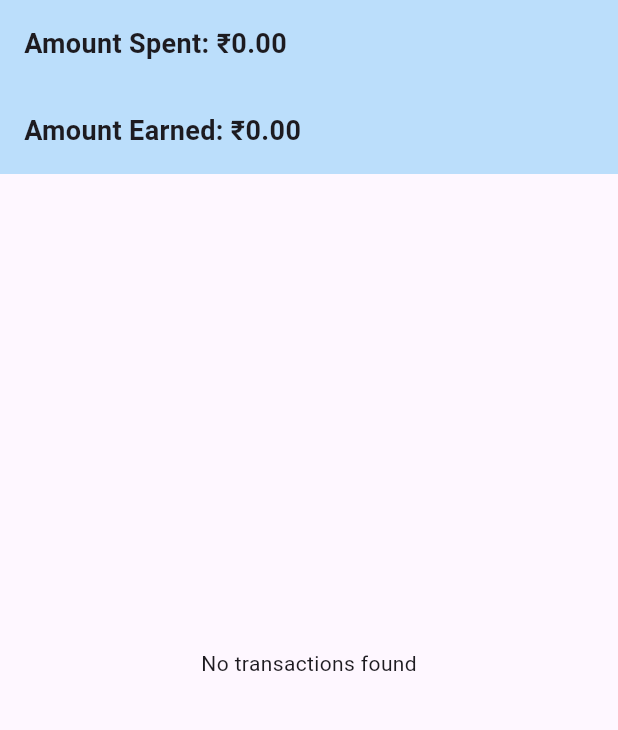
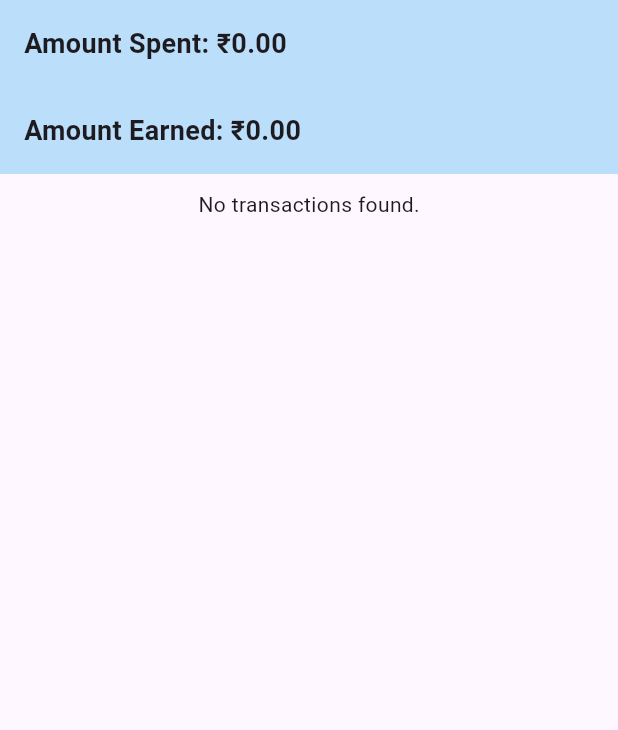
Before and after one commit to kumarutkarshuk/daily_wallet_log, a Flutter app: the screen it shows after launch, on a phone screen of 412 x 824 dp, the part 84-814 px from its top. Run offline on Flutter 3.47's test engine with Material 3 defaults, Android fonts, the phone set to English and light mode, and no system bars; our stand-ins replace flutter_local_notifications, hive, hive_flutter, permission_handler; missing offline and left inert: another_telephony, workmanager; accounts and stored records are empty.

Commit message:
feat: Refactor transaction calculations and update SMS reading logic

```diff
--- a/lib/screens/home/home.dart
+++ b/lib/screens/home/home.dart
@@ -17,10 +17,12 @@ class _Home extends State<Home> {
   void initState() {
     super.initState();
     Utility.readBankSMS();
-
   }
 
-  double _calcTotalAmount(List<TransactionModel> allTxns, TransactionType transactionType){
+  double _calcTotalAmount(
+    List<TransactionModel> allTxns,
+    TransactionType transactionType,
+  ) {
     return allTxns
         .where((t) => t.type == transactionType)
         .fold(0.0, (sum, t) => sum + t.amount);
@@ -28,10 +30,6 @@ class _Home extends State<Home> {
 
   @override
   Widget build(BuildContext context) {
-    final allTxns = box.values.toList();
-    double totalSpent = _calcTotalAmount(allTxns, TransactionType.debit);
-    double totalEarned = _calcTotalAmount(allTxns, TransactionType.credit);
-
     return Scaffold(
       appBar: AppBar(
         title: const Text("Daily Wallet Log"),
@@ -40,15 +38,18 @@ class _Home extends State<Home> {
             icon: const Icon(Icons.refresh),
             onPressed: () async {
               await Utility.readBankSMS();
-              setState(() {
-                totalSpent = _calcTotalAmount(allTxns, TransactionType.debit);
-                totalEarned = _calcTotalAmount(allTxns, TransactionType.credit);
-              });
             },
           ),
         ],
       ),
-      body: Column(
+      body: ValueListenableBuilder(
+        valueListenable: box.listenable(),
+        builder: (context, Box<TransactionModel> box, _) {
+          final txns = box.values.toList().reversed.toList();
+          double totalSpent = _calcTotalAmount(txns, TransactionType.debit);
+          double totalEarned = _calcTotalAmount(txns, TransactionType.credit);
+
+          return Column(
             children: [
               Container(
                 padding: const EdgeInsets.all(16),
@@ -56,28 +57,31 @@ class _Home extends State<Home> {
                 width: double.infinity,
                 child: Text(
                   "Amount Spent: ₹${totalSpent.toStringAsFixed(2)}",
-              style: const TextStyle(fontSize: 18, fontWeight: FontWeight.bold),
+                  style: const TextStyle(
+                    fontSize: 18,
+                    fontWeight: FontWeight.bold,
+                  ),
                 ),
               ),
               Container(
                 padding: const EdgeInsets.all(16),
+                margin: EdgeInsets.only(bottom: 10),
                 color: Colors.blue.shade100,
                 width: double.infinity,
                 child: Text(
                   "Amount Earned: ₹${totalEarned.toStringAsFixed(2)}",
-              style: const TextStyle(fontSize: 18, fontWeight: FontWeight.bold),
+                  style: const TextStyle(
+                    fontSize: 18,
+                    fontWeight: FontWeight.bold,
                   ),
                 ),
+              ),
+              if (txns.isEmpty)
+                const Center(child: Text("No transactions found."))
+              else
                 Expanded(
                   // for listening to Hive DB changes
-            child: ValueListenableBuilder(
-              valueListenable: box.listenable(),
-              builder: (context, Box<TransactionModel> box, _) {
-                final txns = box.values.toList().reversed.toList();
-                if (txns.isEmpty) {
-                  return const Center(child: Text("No transactions found"));
-                }
-                return ListView.builder(
+                  child: ListView.builder(
                     itemCount: txns.length,
                     itemBuilder: (context, i) {
                       final t = txns[i];
@@ -90,11 +94,11 @@ class _Home extends State<Home> {
                         ),
                       );
                     },
-                );
-              },
                   ),
                 ),
             ],
+          );
+        },
       ),
     );
   }
--- a/lib/utility/background_job.dart
+++ b/lib/utility/background_job.dart
@@ -73,6 +73,7 @@ class BackgroundJob {
     await Workmanager().registerOneOffTask(
       "dailyTask",
       "dailyTask",
+      existingWorkPolicy: ExistingWorkPolicy.replace,
       initialDelay: const Duration(days: 1),
     );
 
--- a/lib/utility/utility.dart
+++ b/lib/utility/utility.dart
@@ -10,14 +10,14 @@ class Utility {
 
     bool? granted = await telephony.requestSmsPermissions;
     if (granted ?? false) {
-      // from last 24 hours
+      // today
+      final now = DateTime.now();
+      final startOfToday = DateTime(now.year, now.month, now.day);
+
       List<SmsMessage> messages = await telephony.getInboxSms(
-        filter: SmsFilter.where(SmsColumn.DATE).greaterThan(
-          DateTime.now()
-              .subtract(Duration(hours: 24))
-              .millisecondsSinceEpoch
-              .toString(),
-        ),
+        filter: SmsFilter.where(
+          SmsColumn.DATE,
+        ).greaterThan(startOfToday.millisecondsSinceEpoch.toString()),
       );
 
       // matching algo
```
Lines whose indentation alone changed are shown as unchanged.
